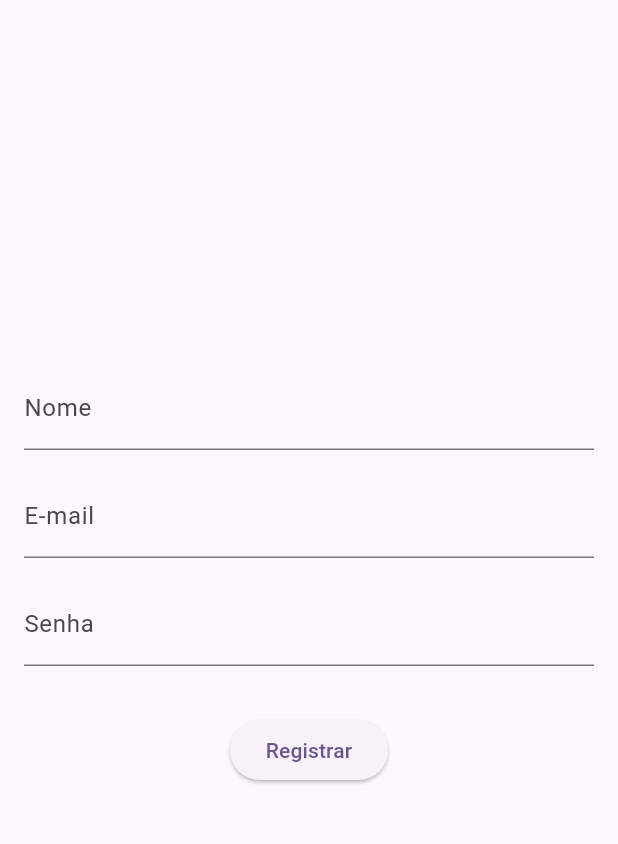
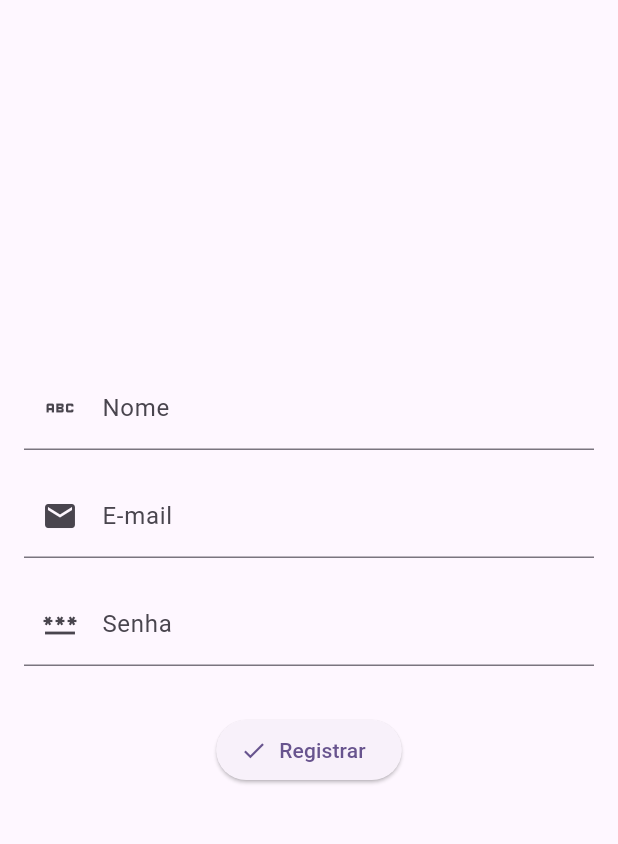
Before and after one commit to EduardoCarvalho01/PatinhaPerdida, a Flutter app: the LoginPage screen opened directly, after a tap on "Login", after a tap on "Criar conta", on a phone screen of 412 x 824 dp, the part 84-928 px from its top. Run offline on Flutter 3.47's test engine with Material 3 defaults, Android fonts, the phone set to English and light mode, and no system bars; our stand-ins replace cloud_firestore, firebase_auth, firebase_core, firebase_storage, geocoding, geolocator and 2 more; accounts and stored records are empty; network calls fail.

Commit message:
atualização_icones

```diff
--- a/lib/screens/loginPage.dart
+++ b/lib/screens/loginPage.dart
@@ -77,27 +77,36 @@ class _LoginPageState extends State<LoginPage> {
           children: [
             TextField(
               controller: _emailController,
-              decoration: InputDecoration(labelText: 'E-mail'),
+              decoration: InputDecoration(
+                  labelText: 'E-mail', prefixIcon: Icon(Icons.email)),
               keyboardType: TextInputType.emailAddress,
             ),
             SizedBox(height: 16.0),
             TextField(
               controller: _passwordController,
-              decoration: InputDecoration(labelText: 'Senha'),
+              decoration: InputDecoration(
+                labelText: 'Senha',
+                prefixIcon: Icon(Icons.password),
+              ),
               obscureText: true,
             ),
             SizedBox(height: 32.0),
-            ElevatedButton(
+            ElevatedButton.icon(
               onPressed: _login,
-              child: Text('Login'),
+              icon: Icon(Icons.login), // Ícone de login
+              label: Text('Login'),
             ),
             SizedBox(height: 16.0),
-            TextButton(
+            TextButton.icon(
               onPressed: () {
-                Navigator.pushReplacement(context,
-                    MaterialPageRoute(builder: (context) => RegisterPage()));
+                Navigator.pushReplacement(
+                  context,
+                  MaterialPageRoute(builder: (context) => RegisterPage()),
+                );
               },
-              child: Text('Criar conta'),
+              icon: Icon(Icons
+                  .person_add), // Ícone de adicionar pessoa (representando criar conta)
+              label: Text('Criar conta'),
             ),
             if (_erro != null)
               Text(
--- a/lib/screens/registerPage.dart
+++ b/lib/screens/registerPage.dart
@@ -24,8 +24,8 @@ class _RegisterPageState extends State<RegisterPage> {
       showDialog(
         context: context,
         builder: (context) => AlertDialog(
-          title: Text('Erro de Registro'),
-          content: Text('Por favor, preencha todos os campos.'),
+          title: Text('ERRO DE REGISTRO'),
+          content: Text('Por favor, preencha todos os campo!.'),
           actions: <Widget>[
             TextButton(
               onPressed: () => Navigator.of(context).pop(),
@@ -83,24 +83,34 @@ class _RegisterPageState extends State<RegisterPage> {
           children: [
             TextField(
               controller: _nameController,
-              decoration: InputDecoration(labelText: 'Nome'),
+              decoration: InputDecoration(
+                labelText: 'Nome',
+                prefixIcon: Icon(Icons.abc),
+              ),
             ),
             SizedBox(height: 16.0),
             TextField(
               controller: _emailController,
-              decoration: InputDecoration(labelText: 'E-mail'),
+              decoration: InputDecoration(
+                labelText: 'E-mail',
+                prefixIcon: Icon(Icons.email),
+              ),
               keyboardType: TextInputType.emailAddress,
             ),
             SizedBox(height: 16.0),
             TextField(
               controller: _passwordController,
-              decoration: InputDecoration(labelText: 'Senha'),
+              decoration: InputDecoration(
+                labelText: 'Senha',
+                prefixIcon: Icon(Icons.password_outlined),
+              ),
               obscureText: true,
             ),
             SizedBox(height: 32.0),
-            ElevatedButton(
+            ElevatedButton.icon(
               onPressed: _registerWithEmailAndPassword,
-              child: Text('Registrar'),
+              icon: Icon(Icons.check),
+              label: Text('Registrar'),
             ),
           ],
         ),
```
